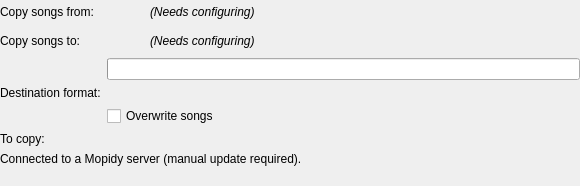
Before: the Qt Designer form devices/actiondialog.ui in CDrummond/cantata, drawn with Qt 5.
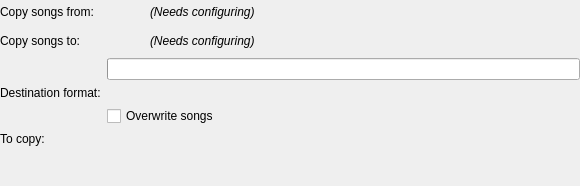
After: the same form once the commit is applied. The open tabs and pages were chosen to show the change. Custom widgets are drawn as their Qt base class.

Commit message: Remove notes about mopidy - not really spported anyhow...

Diff of the .ui file:
```diff
--- a/devices/actiondialog.ui
+++ b/devices/actiondialog.ui
@@ -328,13 +328,6 @@
          </property>
         </widget>
        </item>
-       <item row="6" column="0" colspan="2">
-        <widget class="UrlNoteLabel" name="mopidyNote">
-         <property name="text">
-          <string>Connected to a Mopidy server (manual update required).</string>
-         </property>
-        </widget>
-       </item>
       </layout>
      </widget>
      <widget class="QWidget" name="page_3">
```
The commit also changes 8 other files.
